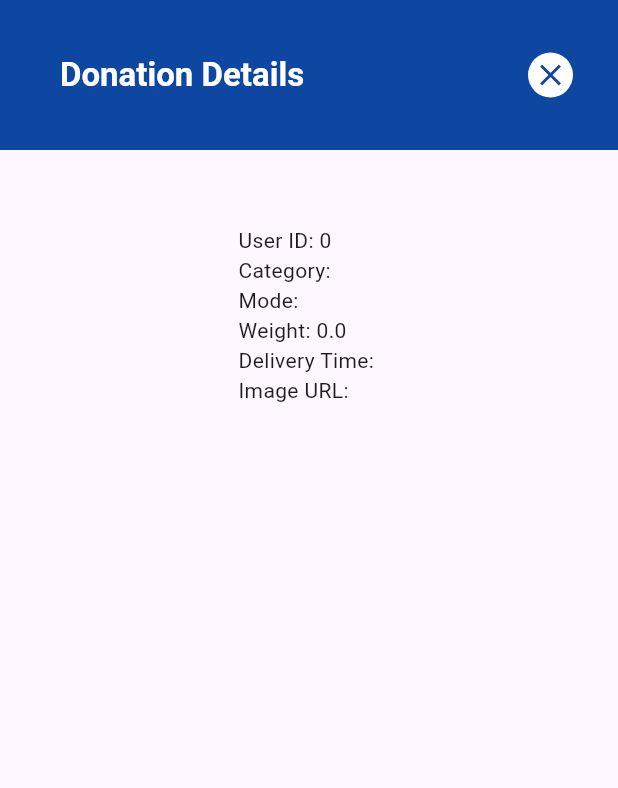
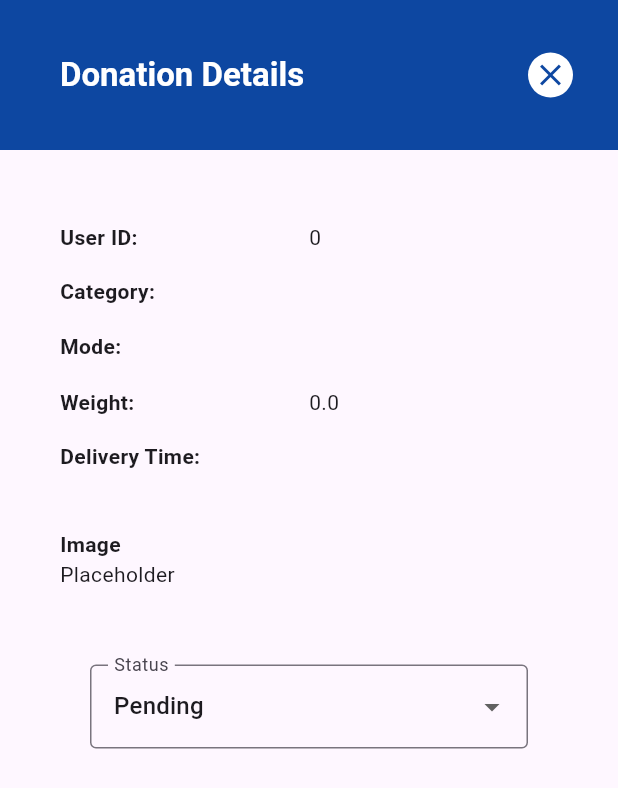
Before and after one commit to jvcerezo/cmsc23-project, a Flutter app: the DonationDetailsPage screen opened directly with empty values, on a phone screen of 412 x 824 dp. Shown: the top 788 px of the screen. Run offline on Flutter 3.47's test engine with Material 3 defaults, Android fonts, the phone set to English and light mode, and no system bars.

```diff
--- a/elbigayan/lib/pages/organization/orgview_donation_page.dart
+++ b/elbigayan/lib/pages/organization/orgview_donation_page.dart
@@ -2,10 +2,18 @@ import 'package:flutter/material.dart';
 import 'package:elbigayan/models/donation_model.dart';
 import 'package:flutter/widgets.dart';
 
-class DonationDetailsPage extends StatelessWidget {
+class DonationDetailsPage extends StatefulWidget {
   final Donation donation;
 
   DonationDetailsPage({required this.donation});
+
+  @override
+  _DonationDetailsPageState createState() => _DonationDetailsPageState();
+}
+
+class _DonationDetailsPageState extends State<DonationDetailsPage> {
+  // TODO: incorporate status to donation model
+  String _selectedStatus = 'Pending';
 
   @override
   Widget build(BuildContext context) {
@@ -41,23 +49,86 @@ class DonationDetailsPage extends StatelessWidget {
         ),
         backgroundColor: Colors.blue[900],
       ),
-      body: Center(
-
+      body: Padding(
+        padding: const EdgeInsets.all(40.0),
         child: Column(
-          mainAxisAlignment: MainAxisAlignment.start,
           crossAxisAlignment: CrossAxisAlignment.start,
           children: [
-            const SizedBox(height: 50,),
-            Text('User ID: ${donation.userID}'),
-            Text('Category: ${donation.category}'),
-            Text('Mode: ${donation.mode}'),
-            Text('Weight: ${donation.weight}'),
-            Text('Delivery Time: ${donation.deliveryTime}'),
-            Text('Image URL: ${donation.imageUrl}'),
-            // Add more details as needed
+            Table(
+              columnWidths: const {
+                0: FlexColumnWidth(1),
+                1: FlexColumnWidth(1),
+              },
+              children: [
+                _buildTableRow('User ID:', '${widget.donation.userID}'),
+                _buildTableRow('Category:', '${widget.donation.category}'),
+                _buildTableRow('Mode:', '${widget.donation.mode}'),
+                _buildTableRow('Weight:', '${widget.donation.weight}'),
+                _buildTableRow(
+                    'Delivery Time:', '${widget.donation.deliveryTime}'),
+              ],
+            ),
+            const SizedBox(
+              height: 30,
+            ),
+            const Text("Image", style: TextStyle(fontWeight: FontWeight.bold)),
+            Text("Placeholder"),
+            const SizedBox(
+              height: 30,
+            ),
+            Padding(
+              padding: const EdgeInsets.all(20),
+              child: DropdownButtonFormField<String>(
+                decoration: const InputDecoration(
+                  labelText: 'Status',
+                  border: OutlineInputBorder(
+                      borderSide: BorderSide(color: Colors.black)),
+                  focusedBorder: OutlineInputBorder(
+                      borderSide: BorderSide(color: Colors.black)),
+                ),
+                value: _selectedStatus,
+                onChanged: (String? newValue) {
+                  if (newValue != null) {
+                    setState(() {
+                      _selectedStatus = newValue;
+                    });
+                  }
+                },
+                items: <String>[
+                  'Pending',
+                  'Confirmed',
+                  'Scheduled for Pick-up',
+                  'Complete',
+                  'Canceled',
+                ].map<DropdownMenuItem<String>>((String value) {
+                  return DropdownMenuItem<String>(
+                    value: value,
+                    child: Text(value),
+                  );
+                }).toList(),
+              ),
+            ),
           ],
         ),
       ),
     );
   }
+
+  TableRow _buildTableRow(String label, String value) {
+    return TableRow(
+      children: [
+        Padding(
+          padding: const EdgeInsets.symmetric(vertical: 8.0),
+          child: Text(
+            label,
+            style: const TextStyle(fontWeight: FontWeight.bold),
+          ),
+        ),
+        Padding(
+          padding: const EdgeInsets.symmetric(vertical: 8.0),
+          child: Text(value),
+        ),
+      ],
+    );
+  }
 }
```
